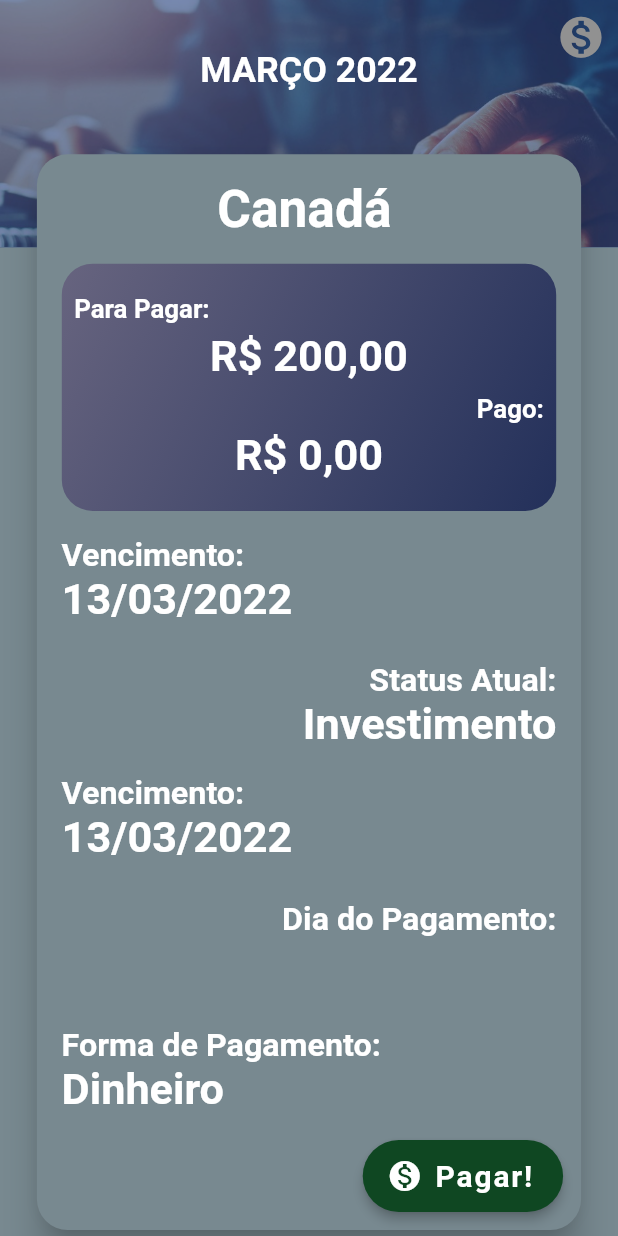
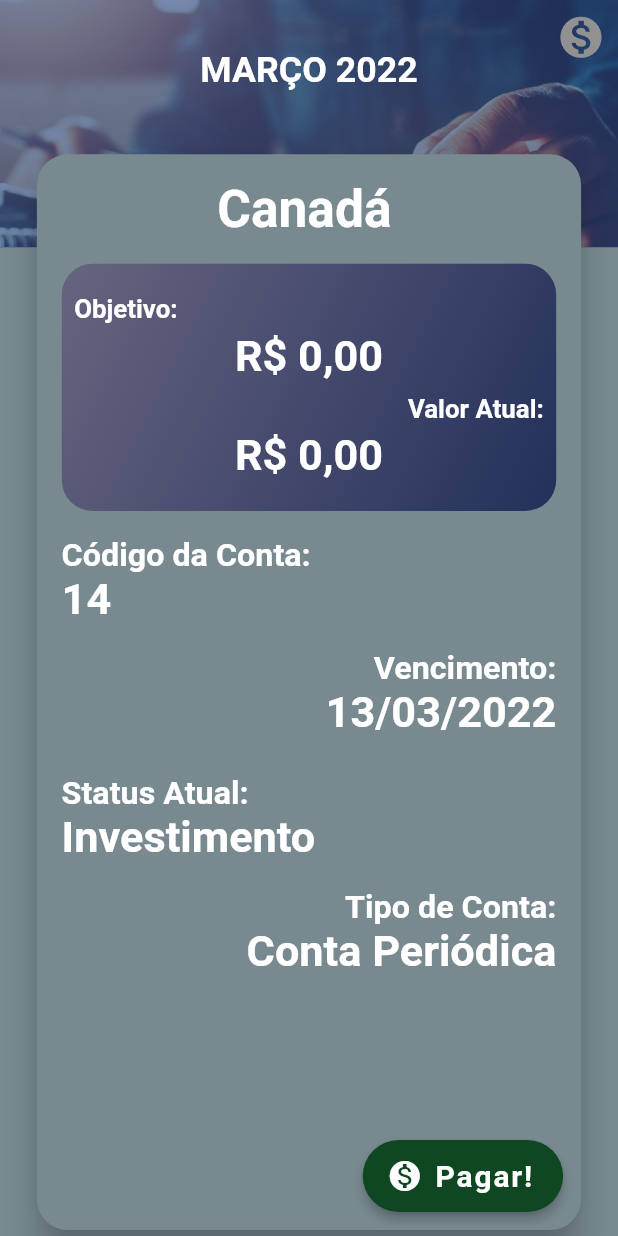
Before and after one commit to WilliamDCGomes/controle-financas, a Flutter app: the MainMenuPage screen opened directly, after a tap on an icon or button, on a phone screen of 412 x 824 dp. Run offline on Flutter 3.47's test engine with Material 2 defaults, Android fonts, the phone set to English and light mode, and no system bars; drawn by our look-alikes of carousel_slider; our stand-ins replace email_validator, get, responsive_sizer, rounded_loading_button.

Commit message:
Finalizado tela de visualização de contas

```diff
--- a/lib/1-base/models/bill.dart
+++ b/lib/1-base/models/bill.dart
@@ -10,7 +10,6 @@
   String? billName;
   String? otherPaymentForm;
   late bool fixedBill;
-  bool? isInvestment;
   bool? isAFutureBill;
   int? billCode;
   int? plots;
@@ -61,6 +60,12 @@
       default:
         return AppColors().greenColorStatusBar;
     }
+  }
+
+  get getAccountType {
+    if(fixedBill)
+      return "Conta Fixa";
+    return "Conta Periódica";
   }
 
   get getImagebackground {
--- a/lib/2-app/controllers/billController.dart
+++ b/lib/2-app/controllers/billController.dart
@@ -3,6 +3,7 @@
 import 'package:flutter/services.dart';
 import 'package:get/get.dart';
 import '../../1-base/models/bill.dart';
+import '../enums/enums.dart';
 import '../views/stylePages/appColors.dart';
 
 class BillController extends GetxController {
@@ -31,10 +32,10 @@
   }
 
   _getCardInformations(){
-    if(bill.isInvestment ?? false){
-      firstTitleValueCard = "Valor Guardado:";
+    if(bill.statusBill != null && bill.statusBill == StatusBill.investment){
+      firstTitleValueCard = "Objetivo:";
       firstValueCard = "R\$ ${bill.getFormattedValueAlreadyHave}";
-      secondTitleValueCard = "Meta:";
+      secondTitleValueCard = "Valor Atual:";
       secondValueCard = "R\$ ${bill.getFormattedValueWantAchieve}";
     }
     else if(bill.plots != null && bill.plots! > 1){
--- a/lib/2-app/controllers/mainMenuController.dart
+++ b/lib/2-app/controllers/mainMenuController.dart
@@ -45,6 +45,7 @@
           bill.billName = "Faculdade";
           bill.statusBill = StatusBill.alreadyPaid;
           bill.billValue = 743.59;
+          bill.whenPaid = DateTime.now();
           break;
         case 1:
           bill.billCode = 2;
@@ -63,6 +64,7 @@
           bill.billName = "Netflix";
           bill.statusBill = StatusBill.alreadyPaid;
           bill.billValue = 25.9;
+          bill.whenPaid = DateTime.now();
           break;
         case 4:
           bill.billCode = 5;
@@ -149,6 +151,7 @@
           break;
       }
       bill.statusBill = StatusBill.alreadyPaid;
+      bill.whenPaid = DateTime.now();
       bill.billDate = DateTime.now().add(Duration(days: Random().nextInt(50) - 20));
       billsAlreadyPaid.add(bill);
     }
--- a/lib/2-app/views/componentsWidgets/plotViewCardWidget.dart
+++ b/lib/2-app/views/componentsWidgets/plotViewCardWidget.dart
@@ -77,17 +77,39 @@
                         crossAxisAlignment: CrossAxisAlignment.stretch,
                         children: [
                           TextWidget(
-                            "Vencimento:",
+                            "Código da Conta:",
                             fontSize: 19.sp,
                             fontWeight: FontWeight.bold,
                             textAlign: TextAlign.start,
                             maxLines: 1,
                           ),
                           TextWidget(
+                            "${bill.billCode}",
+                            fontSize: 22.sp,
+                            fontWeight: FontWeight.bold,
+                            textAlign: TextAlign.start,
+                            maxLines: 1,
+                          ),
+                        ],
+                      ),
+                    ),
+                    Padding(
+                      padding: EdgeInsets.only(top: 2.h),
+                      child: Column(
+                        crossAxisAlignment: CrossAxisAlignment.stretch,
+                        children: [
+                          TextWidget(
+                            "Vencimento:",
+                            fontSize: 19.sp,
+                            fontWeight: FontWeight.bold,
+                            textAlign: TextAlign.end,
+                            maxLines: 1,
+                          ),
+                          TextWidget(
                             "${bill.formattedDate}",
                             fontSize: 22.sp,
                             fontWeight: FontWeight.bold,
-                            textAlign: TextAlign.start,
+                            textAlign: TextAlign.end,
                             maxLines: 1,
                           ),
                         ],
@@ -102,14 +124,14 @@
                             "Status Atual:",
                             fontSize: 19.sp,
                             fontWeight: FontWeight.bold,
-                            textAlign: TextAlign.end,
+                            textAlign: TextAlign.start,
                             maxLines: 1,
                           ),
                           TextWidget(
                             "${bill.getStatusBillName}",
                             fontSize: 22.sp,
                             fontWeight: FontWeight.bold,
-                            textAlign: TextAlign.end,
+                            textAlign: TextAlign.start,
                             maxLines: 1,
                           ),
                         ],
@@ -121,14 +143,38 @@
                         crossAxisAlignment: CrossAxisAlignment.stretch,
                         children: [
                           TextWidget(
-                            "Vencimento:",
+                            "Tipo de Conta:",
+                            fontSize: 19.sp,
+                            fontWeight: FontWeight.bold,
+                            textAlign: TextAlign.end,
+                            maxLines: 1,
+                          ),
+                          TextWidget(
+                            "${bill.getAccountType} ",
+                            fontSize: 22.sp,
+                            fontWeight: FontWeight.bold,
+                            textAlign: TextAlign.end,
+                            maxLines: 1,
+                          ),
+                        ],
+                      ),
+                    ),
+                    Visibility(
+                      visible: bill.statusBill == StatusBill.alreadyPaid,
+                      child: Padding(
+                        padding: EdgeInsets.only(top: 3.h),
+                        child: Column(
+                          crossAxisAlignment: CrossAxisAlignment.stretch,
+                          children: [
+                            TextWidget(
+                              "Dia do Pagamento:",
                               fontSize: 19.sp,
                               fontWeight: FontWeight.bold,
                               textAlign: TextAlign.start,
                               maxLines: 1,
                             ),
                             TextWidget(
-                            "${bill.formattedDate}",
+                              "${bill.formattedWhenPaid}",
                               fontSize: 22.sp,
                               fontWeight: FontWeight.bold,
                               textAlign: TextAlign.start,
@@ -137,20 +183,23 @@
                           ],
                         ),
                       ),
-                    Padding(
-                      padding: EdgeInsets.only(top: 3.h),
+                    ),
+                    Visibility(
+                      visible: bill.statusBill == StatusBill.alreadyPaid,
+                      child: Padding(
+                        padding: EdgeInsets.only(top: 3.h, bottom: 10.h),
                         child: Column(
                           crossAxisAlignment: CrossAxisAlignment.stretch,
                           children: [
                             TextWidget(
-                            "Dia do Pagamento:",
+                              "Forma de Pagamento:",
                               fontSize: 19.sp,
                               fontWeight: FontWeight.bold,
                               textAlign: TextAlign.end,
                               maxLines: 1,
                             ),
                             TextWidget(
-                            "${bill.formattedWhenPaid}",
+                              "${bill.getFormPayment}",
                               fontSize: 22.sp,
                               fontWeight: FontWeight.bold,
                               textAlign: TextAlign.end,
@@ -158,27 +207,6 @@
                             ),
                           ],
                         ),
-                    ),
-                    Padding(
-                      padding: EdgeInsets.only(top: 3.h),
-                      child: Column(
-                        crossAxisAlignment: CrossAxisAlignment.stretch,
-                        children: [
-                          TextWidget(
-                            "Forma de Pagamento:",
-                            fontSize: 19.sp,
-                            fontWeight: FontWeight.bold,
-                            textAlign: TextAlign.start,
-                            maxLines: 1,
-                          ),
-                          TextWidget(
-                            "${bill.getFormPayment}",
-                            fontSize: 22.sp,
-                            fontWeight: FontWeight.bold,
-                            textAlign: TextAlign.start,
-                            maxLines: 1,
-                          ),
-                        ],
                       ),
                     ),
                   ],
--- a/lib/2-app/views/stylePages/appColors.dart
+++ b/lib/2-app/views/stylePages/appColors.dart
@@ -20,6 +20,7 @@
   final Color blueColor = const Color(0XFF0000FE);
   final Color navigationBarColor = const Color(0XFF0A0F35);
   final Color blackColor91Percent = const Color(0XFF919191);
+  //final Color standardColor = const Color(0XFF2B2B2B);
   final Color standardColor = const Color(0XFF788990);
   final Color grayColor = const Color(0XFFE1E1E1);
   final Color yellowColor = const Color(0XFFFFEC01);
```
Also changed, not shown: 1 other file. Lines whose indentation alone changed are shown as unchanged.
